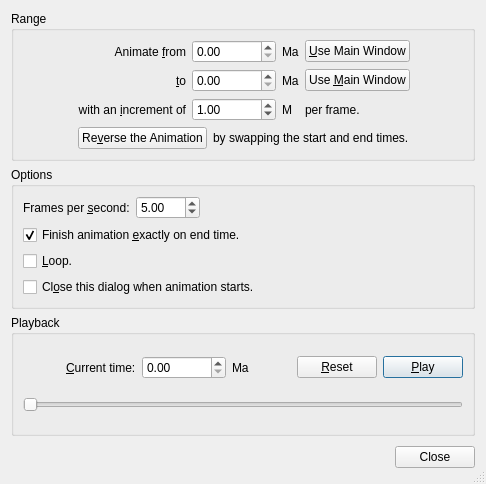
Old version of the form src/qt-widgets/AnimateDialogUi.ui in the repository GPlates/GPlates.
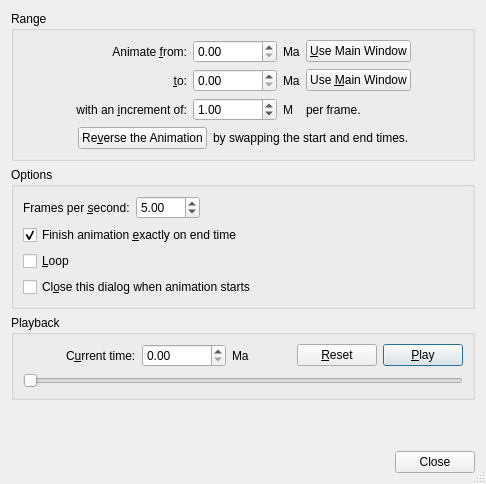
New version of the form. Icons and pictures are not drawn.

```diff
--- a/src/qt-widgets/AnimateDialogUi.ui
+++ b/src/qt-widgets/AnimateDialogUi.ui
@@ -26,11 +26,11 @@
      </property>
      <layout class="QVBoxLayout" >
       <item>
-       <layout class="QGridLayout" >
-        <item row="0" column="1" >
-         <widget class="QLabel" name="label_1" >
-          <property name="text" >
-           <string>Animate &amp;from</string>
+       <layout class="QGridLayout">
+        <item row="0" column="1">
+         <widget class="QLabel" name="label_1">
+          <property name="text">
+           <string>Animate &amp;from:</string>
           </property>
           <property name="alignment" >
            <set>Qt::AlignRight|Qt::AlignTrailing|Qt::AlignVCenter</set>
@@ -67,10 +67,10 @@
           </property>
          </widget>
         </item>
-        <item row="1" column="1" >
-         <widget class="QLabel" name="label_2" >
-          <property name="text" >
-           <string>&amp;to</string>
+        <item row="1" column="1">
+         <widget class="QLabel" name="label_2">
+          <property name="text">
+           <string>&amp;to:</string>
           </property>
           <property name="alignment" >
            <set>Qt::AlignRight|Qt::AlignTrailing|Qt::AlignVCenter</set>
@@ -107,10 +107,10 @@
           </property>
          </widget>
         </item>
-        <item row="2" column="1" >
-         <widget class="QLabel" name="label_5" >
-          <property name="text" >
-           <string>with an &amp;increment of</string>
+        <item row="2" column="1">
+         <widget class="QLabel" name="label_5">
+          <property name="text">
+           <string>with an &amp;increment of:</string>
           </property>
           <property name="alignment" >
            <set>Qt::AlignRight|Qt::AlignTrailing|Qt::AlignVCenter</set>
@@ -293,9 +293,9 @@
        </layout>
       </item>
       <item>
-       <widget class="QCheckBox" name="checkbox_Finish_animation_on_end_time" >
-        <property name="text" >
-         <string>Finish animation &amp;exactly on end time.</string>
+       <widget class="QCheckBox" name="checkbox_Finish_animation_on_end_time">
+        <property name="text">
+         <string>Finish animation &amp;exactly on end time</string>
         </property>
         <property name="checked" >
          <bool>true</bool>
@@ -303,16 +303,16 @@
        </widget>
       </item>
       <item>
-       <widget class="QCheckBox" name="checkbox_Loop" >
-        <property name="text" >
-         <string>&amp;Loop.</string>
+       <widget class="QCheckBox" name="checkbox_Loop">
+        <property name="text">
+         <string>&amp;Loop</string>
         </property>
        </widget>
       </item>
       <item>
-       <widget class="QCheckBox" name="checkbox_Close_dialog_when_animation_starts" >
-        <property name="text" >
-         <string>Cl&amp;ose this dialog when animation starts.</string>
+       <widget class="QCheckBox" name="checkbox_Close_dialog_when_animation_starts">
+        <property name="text">
+         <string>Cl&amp;ose this dialog when animation starts</string>
         </property>
        </widget>
       </item>
@@ -356,9 +356,9 @@
          </spacer>
         </item>
         <item>
-         <widget class="QLabel" name="label_current_time" >
-          <property name="text" >
-           <string>&amp;Current time:</string>
+         <widget class="QLabel" name="label_current_time">
+          <property name="text">
+           <string>C&amp;urrent time:</string>
           </property>
           <property name="buddy" >
            <cstring>widget_current_time</cstring>
@@ -452,46 +452,24 @@
     </widget>
    </item>
    <item>
-    <layout class="QHBoxLayout" >
-     <property name="spacing" >
-      <number>6</number>
+    <spacer name="verticalSpacer">
+     <property name="orientation">
+      <enum>Qt::Vertical</enum>
      </property>
-     <property name="leftMargin" >
-      <number>0</number>
+     <property name="sizeHint" stdset="0">
+      <size>
+       <width>20</width>
+       <height>40</height>
+      </size>
      </property>
-     <property name="topMargin" >
-      <number>0</number>
+    </spacer>
+   </item>
+   <item>
+    <widget class="QDialogButtonBox" name="main_buttonbox">
+     <property name="standardButtons">
+      <set>QDialogButtonBox::Close</set>
      </property>
-     <property name="rightMargin" >
-      <number>0</number>
-     </property>
-     <property name="bottomMargin" >
-      <number>0</number>
-     </property>
-     <item>
-      <spacer>
-       <property name="orientation" >
-        <enum>Qt::Horizontal</enum>
-       </property>
-       <property name="sizeHint" >
-        <size>
-         <width>131</width>
-         <height>31</height>
-        </size>
-       </property>
-      </spacer>
-     </item>
-     <item>
-      <widget class="QPushButton" name="button_Close" >
-       <property name="text" >
-        <string>Close</string>
-       </property>
-       <property name="autoDefault" >
-        <bool>false</bool>
-       </property>
-      </widget>
-     </item>
-    </layout>
+    </widget>
    </item>
   </layout>
  </widget>
```
Left out of the diff: 277 changed lines with no effect on the pictures.
